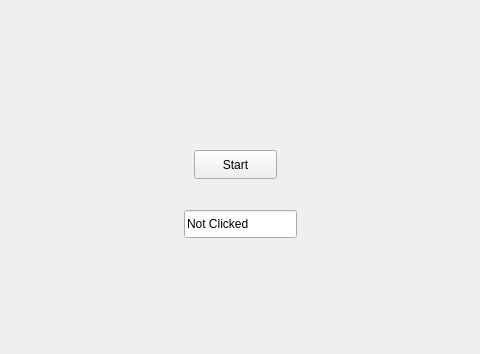
This is mainwindow.ui in KirolousFouty/Hospital_Project as Qt 5 draws it before an edit; both pictures show x 156 to 636 and y 0 to 354 of the 800 by 600 pixel window. The edited form follows.
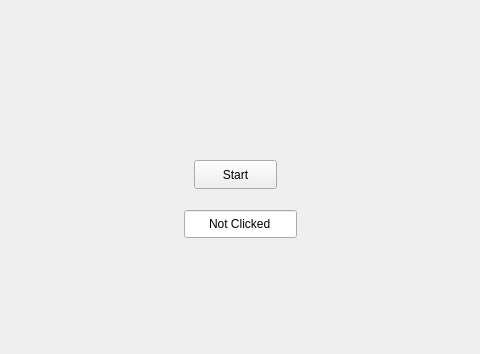
This is the edited form.

Patch:
```diff
--- a/mainwindow.ui
+++ b/mainwindow.ui
@@ -18,7 +18,7 @@
     <property name="geometry">
      <rect>
       <x>350</x>
-      <y>150</y>
+      <y>160</y>
       <width>83</width>
       <height>29</height>
      </rect>
@@ -39,6 +39,12 @@
     <property name="text">
      <string>Not Clicked</string>
     </property>
+    <property name="alignment">
+     <set>Qt::AlignCenter</set>
+    </property>
+    <property name="readOnly">
+     <bool>true</bool>
+    </property>
    </widget>
   </widget>
   <widget class="QMenuBar" name="menubar">
```
Left out of the diff: 4 changed lines with no effect on the pictures.
